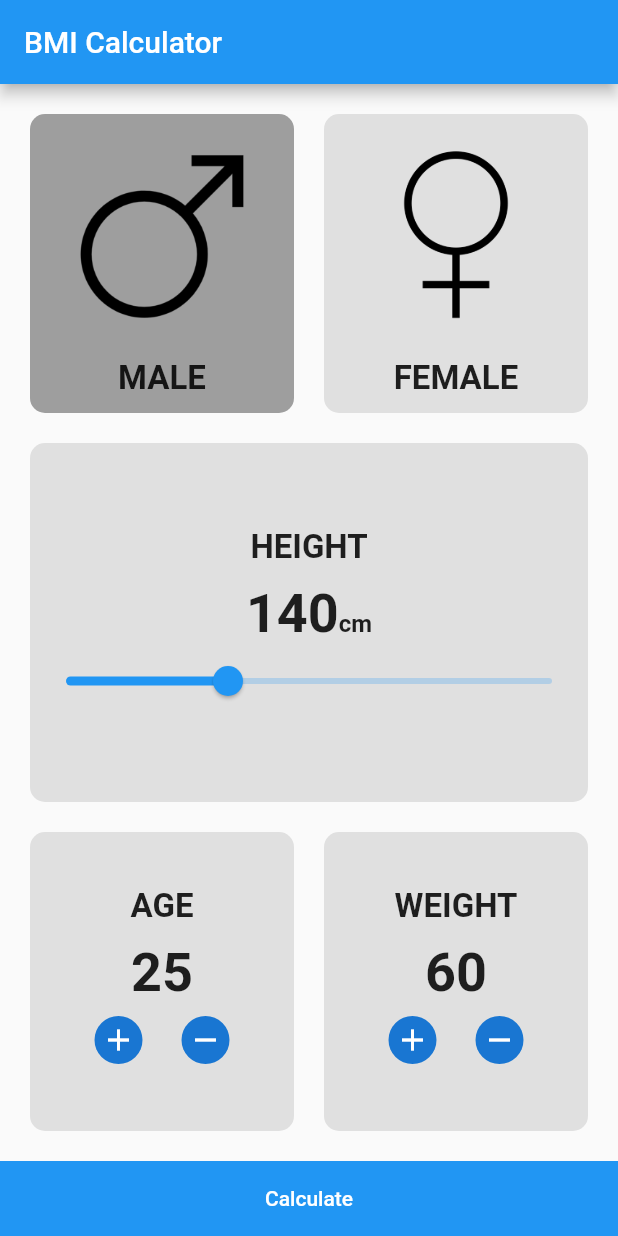
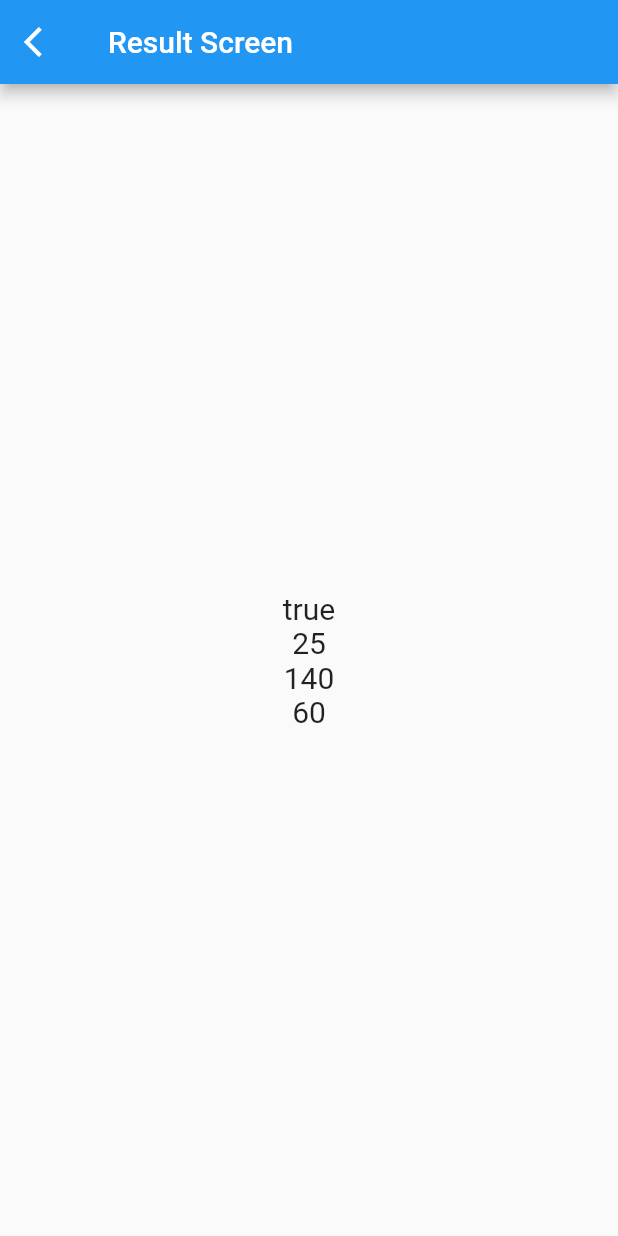
Before and after one commit to abdullahmansss/blue_squad_app, a Flutter app: the screen it shows after launch, after a tap on "Calculate", on a phone screen of 412 x 824 dp. Run offline on Flutter 3.47's test engine with Material 2 defaults, Android fonts, the phone set to English and light mode, and no system bars.

```diff
--- a/lib/bmi_screen.dart
+++ b/lib/bmi_screen.dart
@@ -1,21 +1,19 @@
+import 'package:blue_squad_app/result.dart';
 import 'package:flutter/material.dart';
 
-class BMIScreen extends StatefulWidget
-{
+class BMIScreen extends StatefulWidget {
   @override
   BMIScreenState createState() => BMIScreenState();
 }
 
-class BMIScreenState extends State<BMIScreen>
-{
+class BMIScreenState extends State<BMIScreen> {
   bool isMale = true;
   int age = 24;
   int weight = 60;
   int height = 140;
 
   @override
-  Widget build(BuildContext context)
-  {
+  Widget build(BuildContext context) {
     return Scaffold(
       appBar: AppBar(
         title: Text(
@@ -23,8 +21,7 @@ class BMIScreenState extends State<BMIScreen>
         ),
       ),
       body: Column(
-        children:
-        [
+        children: [
           Expanded(
             child: Padding(
               padding: const EdgeInsets.all(20.0),
@@ -32,13 +29,10 @@ class BMIScreenState extends State<BMIScreen>
                 children: [
                   Expanded(
                     child: GestureDetector(
-                      onTap: ()
-                      {
+                      onTap: () {
                         isMale = true;
 
-                        setState(() {
-
-                        });
+                        setState(() {});
                       },
                       child: Container(
                         decoration: BoxDecoration(
@@ -77,13 +71,10 @@ class BMIScreenState extends State<BMIScreen>
                   ),
                   Expanded(
                     child: GestureDetector(
-                      onTap: ()
-                      {
+                      onTap: () {
                         isMale = false;
 
-                        setState(() {
-
-                        });
+                        setState(() {});
                       },
                       child: Container(
                         decoration: BoxDecoration(
@@ -171,13 +162,10 @@ class BMIScreenState extends State<BMIScreen>
                       value: height.toDouble(),
                       min: 100,
                       max: 220,
-                      onChanged: (newValue)
-                      {
+                      onChanged: (newValue) {
                         height = newValue.toInt();
 
-                        setState(() {
-
-                        });
+                        setState(() {});
                       },
                     ),
                   ],
@@ -220,8 +208,7 @@ class BMIScreenState extends State<BMIScreen>
                           ),
                           Row(
                             mainAxisAlignment: MainAxisAlignment.center,
-                            children:
-                            [
+                            children: [
                               IconButton(
                                 icon: CircleAvatar(
                                   radius: 20.0,
@@ -229,12 +216,9 @@ class BMIScreenState extends State<BMIScreen>
                                     Icons.add,
                                   ),
                                 ),
-                                onPressed: ()
-                                {
+                                onPressed: () {
                                   age++;
-                                  setState(() {
-
-                                  });
+                                  setState(() {});
                                 },
                               ),
                               SizedBox(
@@ -247,12 +231,9 @@ class BMIScreenState extends State<BMIScreen>
                                     Icons.remove,
                                   ),
                                 ),
-                                onPressed: ()
-                                {
+                                onPressed: () {
                                   age--;
-                                  setState(() {
-
-                                  });
+                                  setState(() {});
                                 },
                               ),
                             ],
@@ -294,8 +275,7 @@ class BMIScreenState extends State<BMIScreen>
                           ),
                           Row(
                             mainAxisAlignment: MainAxisAlignment.center,
-                            children:
-                            [
+                            children: [
                               IconButton(
                                 icon: CircleAvatar(
                                   radius: 20.0,
@@ -303,12 +283,9 @@ class BMIScreenState extends State<BMIScreen>
                                     Icons.add,
                                   ),
                                 ),
-                                onPressed: ()
-                                {
+                                onPressed: () {
                                   weight++;
-                                  setState(() {
-
-                                  });
+                                  setState(() {});
                                 },
                               ),
                               SizedBox(
@@ -321,12 +298,9 @@ class BMIScreenState extends State<BMIScreen>
                                     Icons.remove,
                                   ),
                                 ),
-                                onPressed: ()
-                                {
+                                onPressed: () {
                                   weight--;
-                                  setState(() {
-
-                                  });
+                                  setState(() {});
                                 },
                               ),
                             ],
@@ -344,12 +318,23 @@ class BMIScreenState extends State<BMIScreen>
             color: Colors.blue,
             height: 50.0,
             child: MaterialButton(
-              onPressed: ()
-              {
+              onPressed: () {
                 print(isMale);
                 print(height);
                 print(age);
                 print(weight);
+
+                Navigator.push(
+                  context,
+                  MaterialPageRoute(
+                      builder: (BuildContext context) => ResultScreen(
+                        height: this.height,
+                        age: this.age,
+                        isMale: this.isMale,
+                        weight: this.weight,
+                      ),
+                  ),
+                );
               },
               child: Text(
                 'Calculate',
--- /dev/null
+++ b/lib/result.dart
@@ -0,0 +1,65 @@
+import 'package:flutter/material.dart';
+
+class ResultScreen extends StatelessWidget {
+  bool isMale;
+  int age;
+  int weight;
+  int height;
+
+  ResultScreen({
+    @required this.height,
+    @required this.age,
+    @required this.weight,
+    @required this.isMale,
+  });
+
+  @override
+  Widget build(BuildContext context) {
+    return Scaffold(
+      appBar: AppBar(
+        title: Text(
+          'Result Screen',
+        ),
+        leading: IconButton(
+          onPressed: () {
+            Navigator.pop(context);
+          },
+          icon: Icon(
+            Icons.arrow_back_ios,
+          ),
+        ),
+      ),
+      body: Center(
+        child: Column(
+          mainAxisAlignment: MainAxisAlignment.center,
+          children: [
+            Text(
+              '$isMale',
+              style: TextStyle(
+                fontSize: 20.0,
+              ),
+            ),
+            Text(
+              '$age',
+              style: TextStyle(
+                fontSize: 20.0,
+              ),
+            ),
+            Text(
+              '$height',
+              style: TextStyle(
+                fontSize: 20.0,
+              ),
+            ),
+            Text(
+              '$weight',
+              style: TextStyle(
+                fontSize: 20.0,
+              ),
+            ),
+          ],
+        ),
+      ),
+    );
+  }
+}
```
Also changed, not shown: pubspec.lock, 3 other files.
